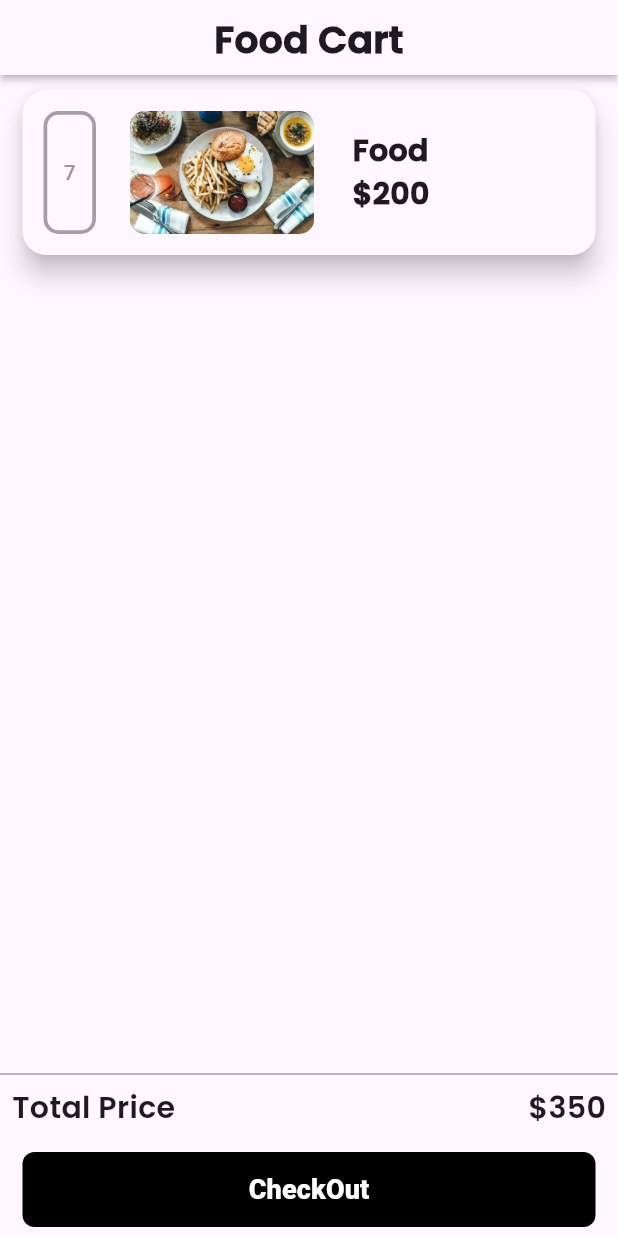
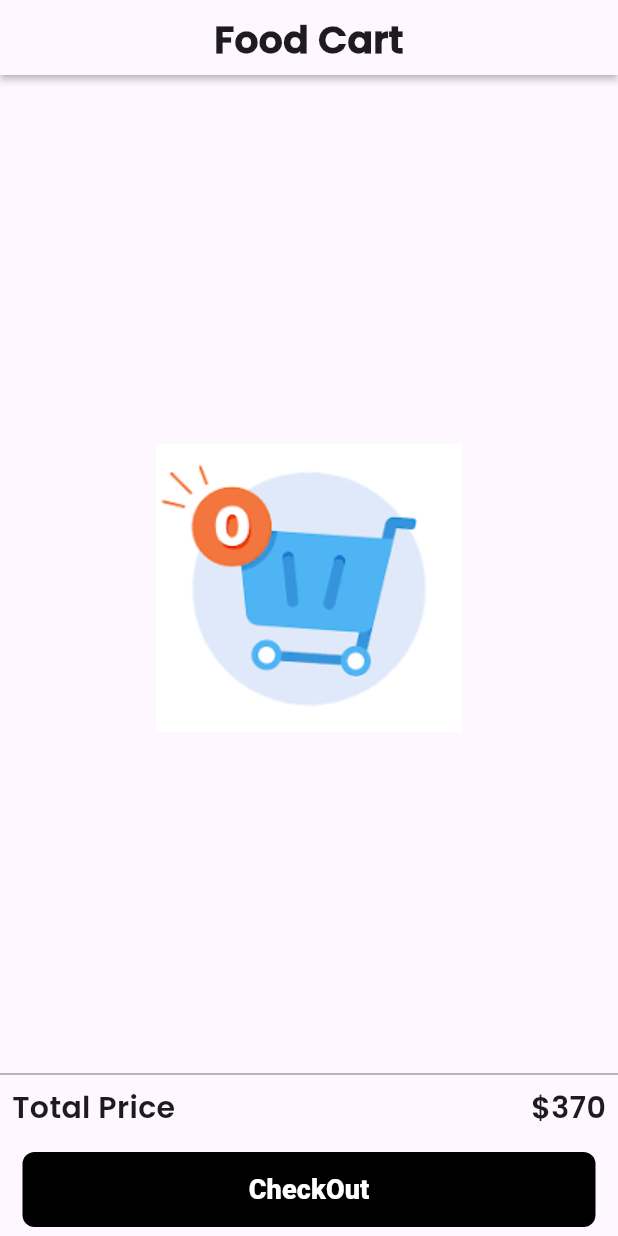
Before and after one commit to ramy23149/phone-fix, a Flutter app: the OrderView screen opened directly, on a phone screen of 412 x 824 dp. Run offline on Flutter 3.47's test engine with Material 3 defaults, Android fonts, the phone set to English and light mode, and no system bars; our stand-ins replace awesome_dialog, bloc, cached_network_image, cloud_firestore, curved_navigation_bar, dartz and 10 more; missing offline and left inert: flutter_stripe; accounts and stored records are empty.

Commit message:
Add new features and fix bugs in order view and related components
- Added functionality to display food items in the order view
- Implemented a checkout box with total price and checkout button
- Fixed layout issues in the order view body
- Updated database methods for retrieving and adding items to the cart
- Created a new cubit for getting the cart items
- Added loading indicators for better user experience

```diff
--- a/lib/Core/app_router.dart
+++ b/lib/Core/app_router.dart
@@ -33,7 +33,7 @@ abstract class AppRouter {
         path: kSignUpView,
         builder: (context, state) => const SignUpView(),
       ),
-      GoRoute(path: '/', builder: (context, state) => const OrderView()),
+      GoRoute(path: '/', builder: (context, state) => const OnBordingView()),
       GoRoute(
         path: kAdminHome,
         builder: (context, state) => const HomeAdmin(),
--- a/lib/featurs/home/Presentation/Manager/cubits/add_to_curt_cubit/add_to_curt_cubit.dart
+++ b/lib/featurs/home/Presentation/Manager/cubits/add_to_curt_cubit/add_to_curt_cubit.dart
@@ -13,7 +13,8 @@ class AddToCurtCubit extends Cubit<AddToCurtState> {
       'name': name,
       'quanter': count,
       'totalPrice': totalPrice,
-      'image':image
+      'image':image,
+      'date':DateTime.now()
     };
     final String id = FirebaseAuth.instance.currentUser!.uid;
 
--- a/lib/featurs/order/views/order_view.dart
+++ b/lib/featurs/order/views/order_view.dart
@@ -6,7 +6,7 @@ class OrderView extends StatelessWidget {
 
   @override
   Widget build(BuildContext context) {
-    return SafeArea(child:
+    return const SafeArea(child:
     Scaffold(
       body: OrderViewBody(),
     ));
--- /dev/null
+++ b/lib/featurs/order/views/widgets/check_out_box.dart
@@ -0,0 +1,57 @@
+import 'package:flutter/material.dart';
+
+import '../../../../Core/constats.dart';
+import '../../../../Core/text_styles/Styles.dart';
+import '../../../../Core/widgets/custom_bottom.dart';
+
+class ChekOutBox extends StatelessWidget {
+  const ChekOutBox({super.key,
+  // required this.totalPrice
+   });
+  //final int totalPrice;
+  @override
+  Widget build(BuildContext context) {
+    return Container(
+      color: Colors.transparent,
+      child: Column(
+        children: [
+          const Divider(
+            color: Colors.grey,
+            thickness: 1,
+          ),
+           Padding(
+            padding:const EdgeInsets.symmetric(horizontal: 8.0),
+            child: Row(
+              mainAxisAlignment: MainAxisAlignment.spaceBetween,
+              children: [
+              const  Text(
+                  'Total Price',
+                  style: Styles.textStyle20,
+                ),
+                Text(
+                  '\$370',
+                  style: Styles.textStyle20,
+                ),
+              ],
+            ),
+          ),
+          const SizedBox(
+            height: 15,
+          ),
+          Padding(
+            padding: const EdgeInsets.symmetric(horizontal: 15.0),
+            child: CustomBotton(
+                borderRadius: BorderRadius.circular(8),
+                width: MediaQuery.of(context).size.width,
+                textColor: kWhite,
+                backgroundColor: kBlack,
+                text: 'CheckOut'),
+          ),
+          const SizedBox(
+            height: 6,
+          )
+        ],
+      ),
+    );
+  }
+}
--- a/lib/featurs/order/views/widgets/food_item.dart
+++ b/lib/featurs/order/views/widgets/food_item.dart
@@ -1,15 +1,21 @@
+import 'package:cached_network_image/cached_network_image.dart';
 import 'package:flutter/material.dart';
 import '../../../../Core/text_styles/Styles.dart';
+import '../../../../Core/widgets/custom_loadingIndecator.dart';
 
 class FoodItem extends StatelessWidget {
-  const FoodItem({super.key});
+  const FoodItem({super.key, required this.count, required this.image, required this.name, required this.price});
+  final int count;
+  final String image;
+  final String name;
+  final int price;
 
   @override
   Widget build(BuildContext context) {
     return Container(
       width: MediaQuery.of(context).size.width,
       height: 120,
-      padding: const EdgeInsets.only(bottom: 10,right: 15.0,left: 15.0),
+      padding: const EdgeInsets.only(bottom: 10, right: 15.0, left: 15.0),
       child: Material(
         borderRadius: BorderRadius.circular(16),
         elevation: 7,
@@ -24,13 +30,12 @@ class FoodItem extends StatelessWidget {
                 height: 120,
                 decoration: BoxDecoration(
                     borderRadius: BorderRadius.circular(10),
-                    border: Border.all(color: const Color(0xffA59EA5),width: 2.5)),
-
-
-                child: const Center(
+                    border:
+                        Border.all(color: const Color(0xffA59EA5), width: 2.5)),
+                child:  Center(
                   child: Text(
-                    '7',
-                    style: TextStyle(
+                    '$count',
+                    style: const TextStyle(
                         color: Color(0xff9C959C), fontWeight: FontWeight.w500),
                   ),
                 ),
@@ -41,12 +46,27 @@ class FoodItem extends StatelessWidget {
               Flexible(
                 child: ClipRRect(
                     borderRadius: BorderRadius.circular(10),
-                    child: Image.asset('assets/images/food.jpg', height: 100)),
+                    child: CachedNetworkImage(
+                        height: 100,
+                        progressIndicatorBuilder: (context, url, progress) {
+                          return const CustomLoadingIndecator();
+                        },
+                        imageUrl: image,
+                      fit: BoxFit.cover,
+                        errorWidget: (context, url, error) {
+
+                          return const Icon(
+                            Icons.error,
+                            color: Colors.red,
+                          );
+                        },
+                        //BoxFit.cover
+                      ),),
               ),
               const SizedBox(
                 width: 13,
               ),
-              const Expanded(
+               Expanded(
                 child: Column(
                   mainAxisAlignment: MainAxisAlignment.center,
                   crossAxisAlignment: CrossAxisAlignment.start,
@@ -54,11 +74,11 @@ class FoodItem extends StatelessWidget {
                     Text(
                       maxLines: 1,
                       overflow: TextOverflow.ellipsis,
-                      'Food',
+                      name,
                       style: Styles.textStyle20Extra,
                     ),
                     Text(
-                      '\$200',
+                      '\$$price',
                       style: Styles.textStyle20Extra,
                     ),
                   ],
--- /dev/null
+++ b/lib/featurs/order/views/widgets/order_list_view.dart
@@ -0,0 +1,61 @@
+import 'package:cloud_firestore/cloud_firestore.dart';
+import 'package:flutter/material.dart';
+import 'package:food_delivery_app/Core/widgets/custom_loadingIndecator.dart';
+import 'package:food_delivery_app/featurs/order/views/widgets/food_item.dart';
+
+import '../../../../Core/servers/data_base_methouds.dart';
+
+class OrderListView extends StatefulWidget {
+  const OrderListView({super.key});
+
+  @override
+  State<OrderListView> createState() => _OrderListViewState();
+}
+
+class _OrderListViewState extends State<OrderListView> {
+  Stream<QuerySnapshot<Object?>>? foodItemStream;
+
+  getItems() async {
+    foodItemStream = await DataBaseMethouds().getCart();
+      setState(() {
+
+            });
+  }
+
+  @override
+  void initState() {
+    // TODO: implement initState
+    super.initState();
+    getItems();
+  }
+
+
+
+  @override
+  Widget build(BuildContext context) {
+    return StreamBuilder<QuerySnapshot<Object?>>(
+        stream: foodItemStream,
+        builder: (context, snapshot) {
+          if (snapshot.hasData&&snapshot.data!.docs.isNotEmpty&&snapshot.data!=null) {
+      return ListView.builder(
+                itemCount: snapshot.data?.docs.length,
+                itemBuilder: (context, index) {
+                  var ds = snapshot.data?.docs[index];
+                  return FoodItem(
+                    image: ds!['image'],
+                    name: ds['name'],
+                    price: ds['totalPrice'],
+                    count: ds['quanter'],
+                  );
+                });
+          } else if (snapshot.connectionState == ConnectionState.waiting) {
+            return const CustomLoadingIndecator();
+          } else if (snapshot.hasError) {
+            return const Text('some thing went wrong');
+
+          } else {
+            return Image.asset('assets/images/cart.png');
+          }
+        });
+  }
+}
--- a/lib/featurs/order/views/widgets/order_view_body.dart
+++ b/lib/featurs/order/views/widgets/order_view_body.dart
@@ -1,74 +1,28 @@
+import 'package:flutter/cupertino.dart';
 import 'package:flutter/material.dart';
 import 'package:flutter/widgets.dart';
-import 'package:food_delivery_app/Core/constats.dart';
 import 'package:food_delivery_app/Core/widgets/custom_appbar.dart';
-import 'package:food_delivery_app/Core/widgets/custom_bottom.dart';
 
-import '../../../../Core/text_styles/Styles.dart';
-import 'food_item.dart';
+import 'check_out_box.dart';
+import 'order_list_view.dart';
 
 class OrderViewBody extends StatelessWidget {
   const OrderViewBody({super.key});
 
   @override
   Widget build(BuildContext context) {
-    return const Stack(
-      children: [
-       Column(
+    return const Stack(children: [
+      Column(
         children: [
-
           CustomAppBar(
             title: 'Food Cart',
           ),
-          SizedBox(
-            height: 10,
-          ),
-          FoodItem(),
+          Spacer(),
+          ChekOutBox(),
         ],
       ),
       Positioned(
-        bottom: 0,
-        left: 0,
-        right: 0,
-        child: ChekOutBox()),
+          top: 65, bottom: 105, right: 0, left: 0, child: OrderListView()),
     ]);
   }
 }
-
-
-class ChekOutBox extends StatelessWidget {
-  const ChekOutBox({super.key});
-
-  @override
-  Widget build(BuildContext context) {
-    return Column(
-      children: [
-      const  Divider(
-          color: Colors.grey,
-          thickness: 1,
-        ),
-      const  Padding(
-          padding:  EdgeInsets.symmetric(horizontal: 8.0),
-          child:  Row(
-           mainAxisAlignment: MainAxisAlignment.spaceBetween,
-            children: [
-              Text('Total Price',style: Styles.textStyle20,),
-              Text('\$350',style: Styles.textStyle20,),
-            ],
-          ),
-        ),
-      const  SizedBox(height: 15,),
-        Padding(
-          padding: const EdgeInsets.symmetric(horizontal: 15.0),
-          child: CustomBotton(
-            borderRadius: BorderRadius.circular(8),
-            width: MediaQuery.of(context).size.width,
-            textColor: kWhite,
-            backgroundColor: kBlack,
-            text: 'CheckOut'),
-        ),
-        const  SizedBox(height: 6,)
-      ],
-    );
-  }
-}
```
Also changed, not shown: lib/Core/servers/data_base_methouds.dart (+16 -4 lines), lib/featurs/order/manager/cubit/get_curt_cubit.dart (added, +29 -0 lines), lib/featurs/order/manager/cubit/get_curt_state.dart (added, +12 -0 lines), assets/images/cart.png (added).
